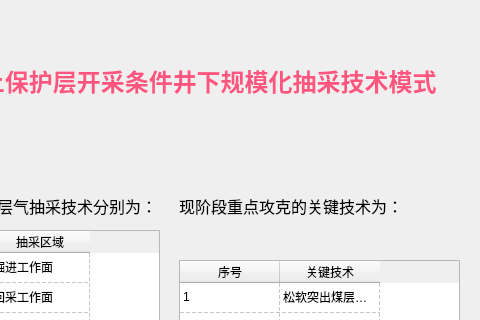
Above: python/cbm/uifiles/low_nearly_coals_dlg.ui from wyrover/cbm before the change; both pictures show x 221 to 701 and y 0 to 320 of the 701 by 401 pixel window. Below: the same form after it.
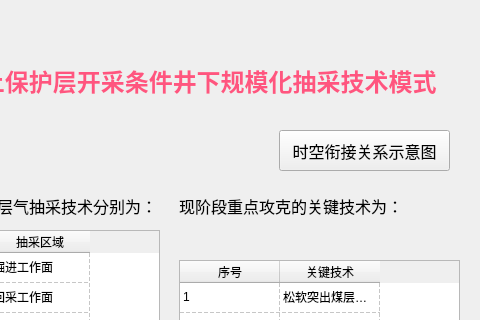
That is the form after the change. Icons and pictures are not drawn.

Diff of the .ui file:
```diff
--- a/python/cbm/uifiles/low_nearly_coals_dlg.ui
+++ b/python/cbm/uifiles/low_nearly_coals_dlg.ui
@@ -319,6 +319,22 @@
      <string>这种模式的典型代表为：</string>
     </property>
    </widget>
+   <widget class="QPushButton" name="tBtn">
+    <property name="geometry">
+     <rect>
+      <x>500</x>
+      <y>100</y>
+      <width>171</width>
+      <height>41</height>
+     </rect>
+    </property>
+    <property name="toolTip">
+     <string/>
+    </property>
+    <property name="text">
+     <string>时空衔接关系示意图</string>
+    </property>
+   </widget>
   </widget>
   <widget class="QWidget" name="widget_title" native="true">
    <property name="geometry">
```
Left out of the diff: 2 changed lines with no effect on the pictures.
